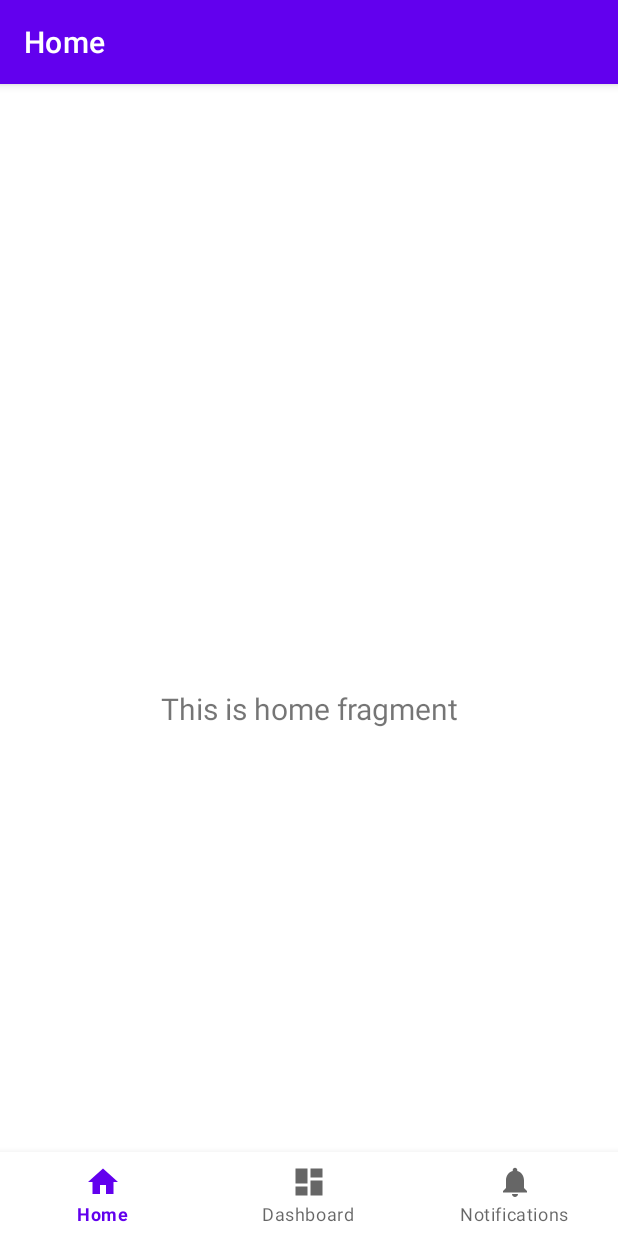
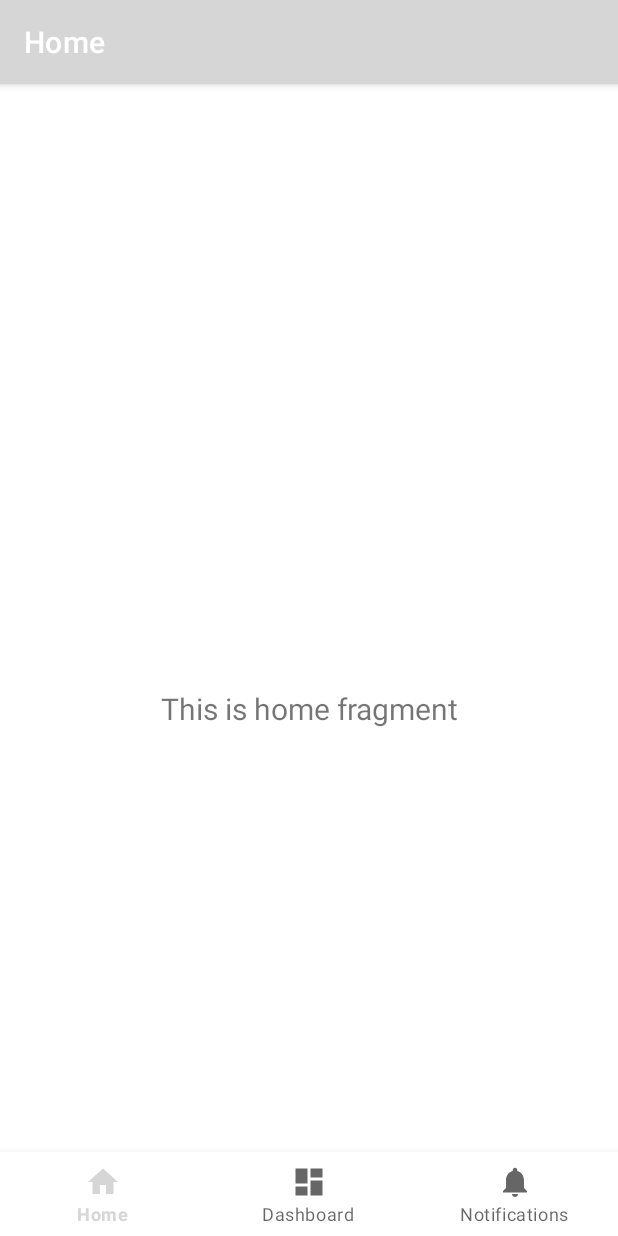
Before and after one commit to DarinaChan/Thomas, an Android app: the screen it shows after launch (MainActivity), on a phone screen of 412 x 824 dp. Run offline under Robolectric (Android 15) with nearby library versions, the phone set to English and light mode, and no system bars; our stand-ins replace navigation-ui.

Commit message:
#1: Ajout du fichier colors.xml

```diff
--- a/app/src/main/res/values/colors.xml
+++ b/app/src/main/res/values/colors.xml
@@ -1,10 +1,8 @@
 <?xml version="1.0" encoding="utf-8"?>
 <resources>
-    <color name="purple_200">#FFBB86FC</color>
-    <color name="purple_500">#FF6200EE</color>
-    <color name="purple_700">#FF3700B3</color>
-    <color name="teal_200">#FF03DAC5</color>
-    <color name="teal_700">#FF018786</color>
+    <color name="bleuFonce">#0093FF</color>
+    <color name="bleuClair">#D6E5F1</color>
+    <color name="gris">#EEEEEE</color>
     <color name="black">#FF000000</color>
     <color name="white">#FFFFFFFF</color>
 </resources>
```
